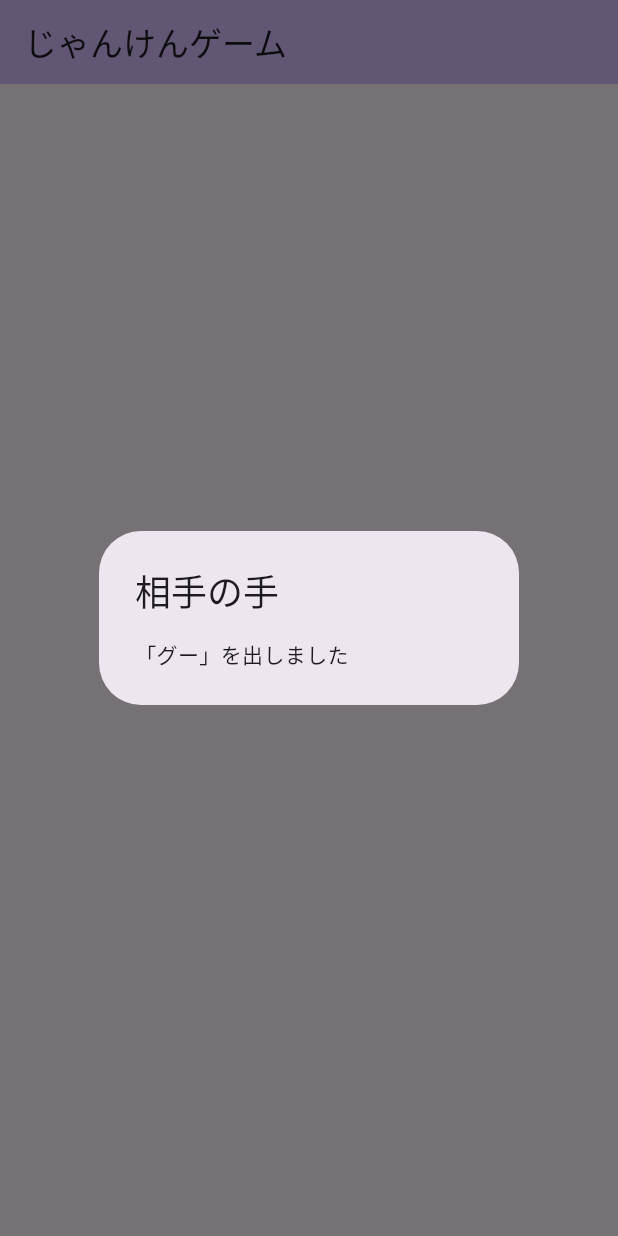
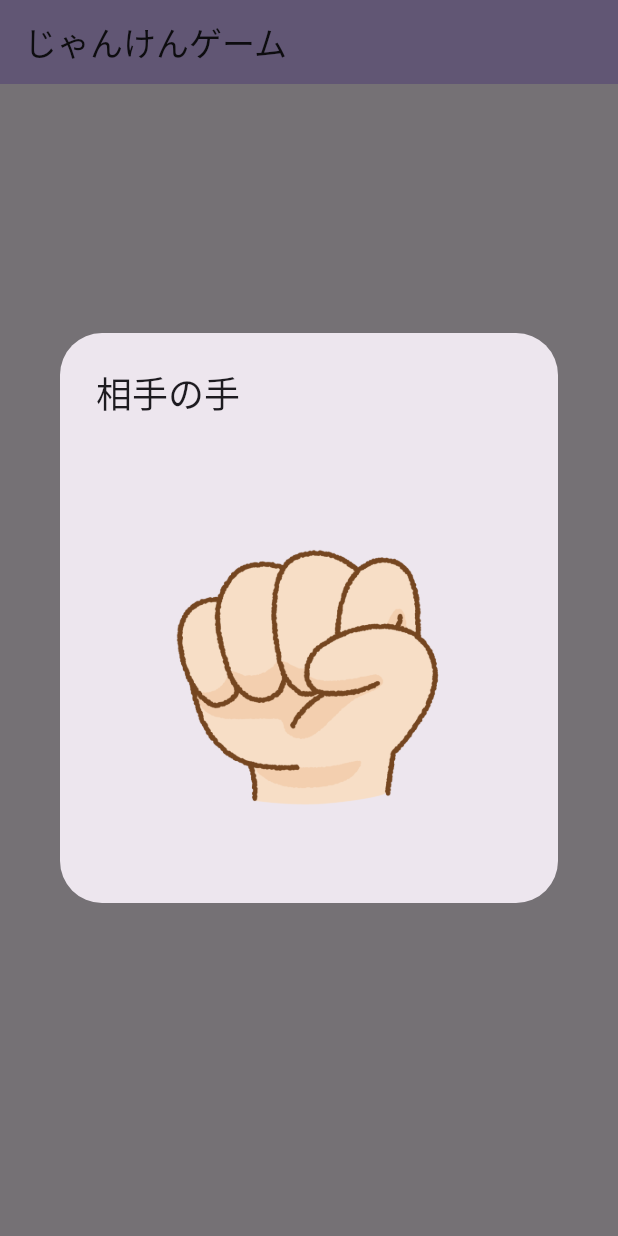
Before and after one commit to Kodai-study/flutter_study, a Flutter app: the screen it shows after launch, after a tap on "じゃんけんをします", on a phone screen of 412 x 824 dp. Run offline on Flutter 3.47's test engine with Material 3 defaults, Android fonts, the phone set to English and light mode, and no system bars.

Commit message:
ランダムで出す手の表示を、テキストから画像に変更

```diff
--- a/lib/main.dart
+++ b/lib/main.dart
@@ -36,12 +36,18 @@ class _MyHomePageState extends State<MyHomePage> {
     hands.shuffle();
     String enemyHand = hands.first;
 
+    Map<String, String> handImageMap = {
+      "グー": "assets/janken_gu.png",
+      "チョキ": "assets/janken_choki.png",
+      "パー": "assets/janken_pa.png"
+    };
+
     showDialog(
       context: context,
       builder: (context) {
         return AlertDialog(
           title: const Text("相手の手"),
-          content: Text("「$enemyHand」を出しました"),
+          content: Image.asset(handImageMap[enemyHand]!),
         );
       },
     );
--- a/pubspec.yaml
+++ b/pubspec.yaml
@@ -59,8 +59,10 @@ flutter:
   uses-material-design: true
 
   # To add assets to your application, add an assets section, like this:
-  # assets:
-  #   - images/a_dot_burr.jpeg
+  assets:
+   - assets/janken_gu.png
+   - assets/janken_choki.png
+   - assets/janken_pa.png
   #   - images/a_dot_ham.jpeg
 
   # An image asset can refer to one or more resolution-specific "variants", see
```
Also changed, not shown: assets/janken_choki.png (added), assets/janken_gu.png (added), assets/janken_pa.png (added).
